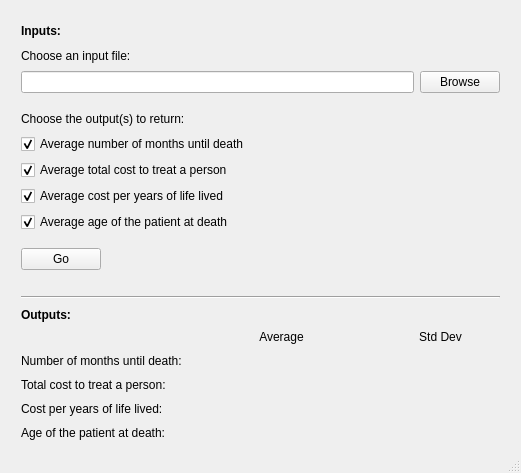
Before: the Qt Designer form mainwindow.ui in esurface/OutputAverages, drawn with Qt 5.
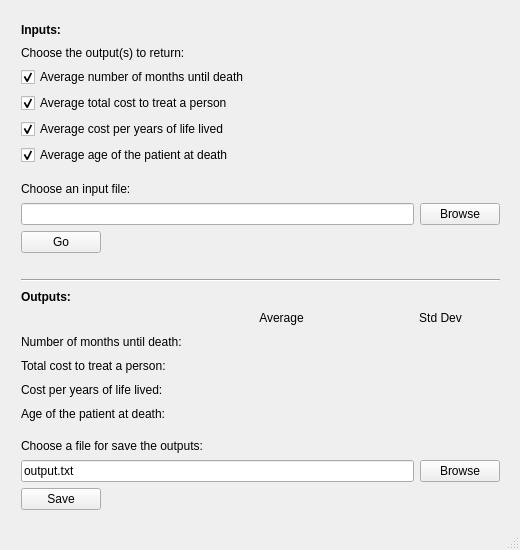
After: the same form once the commit is applied.

Diff of the .ui file:
```diff
--- a/mainwindow.ui
+++ b/mainwindow.ui
@@ -6,8 +6,8 @@
    <rect>
     <x>0</x>
     <y>0</y>
-    <width>521</width>
-    <height>473</height>
+    <width>520</width>
+    <height>550</height>
    </rect>
   </property>
   <property name="sizePolicy">
@@ -16,6 +16,18 @@
     <verstretch>0</verstretch>
    </sizepolicy>
   </property>
+  <property name="minimumSize">
+   <size>
+    <width>520</width>
+    <height>550</height>
+   </size>
+  </property>
+  <property name="maximumSize">
+   <size>
+    <width>520</width>
+    <height>550</height>
+   </size>
+  </property>
   <property name="windowTitle">
    <string>Output Averages</string>
   </property>
@@ -26,7 +38,7 @@
       <x>10</x>
       <y>10</y>
       <width>501</width>
-      <height>441</height>
+      <height>511</height>
      </rect>
     </property>
     <layout class="QVBoxLayout" name="verticalLayout">
@@ -43,43 +55,6 @@
        </property>
       </widget>
      </item>
-     <item>
-      <widget class="QLabel" name="label">
-       <property name="text">
-        <string>Choose an input file:</string>
-       </property>
-      </widget>
-     </item>
-     <item>
-      <layout class="QHBoxLayout" name="horizontalLayout">
-       <item>
-        <widget class="QLineEdit" name="fileLabel"/>
-       </item>
-       <item>
-        <widget class="QPushButton" name="browseButton">
-         <property name="text">
-          <string>Browse</string>
-         </property>
-        </widget>
-       </item>
-      </layout>
-     </item>
-     <item>
-      <spacer name="verticalSpacer_3">
-       <property name="orientation">
-        <enum>Qt::Vertical</enum>
-       </property>
-       <property name="sizeType">
-        <enum>QSizePolicy::Fixed</enum>
-       </property>
-       <property name="sizeHint" stdset="0">
-        <size>
-         <width>20</width>
-         <height>10</height>
-        </size>
-       </property>
-      </spacer>
-     </item>
      <item>
       <widget class="QLabel" name="label_2">
        <property name="text">
@@ -143,6 +118,27 @@
        </property>
       </spacer>
      </item>
+     <item>
+      <widget class="QLabel" name="label">
+       <property name="text">
+        <string>Choose an input file:</string>
+       </property>
+      </widget>
+     </item>
+     <item>
+      <layout class="QHBoxLayout" name="horizontalLayout">
+       <item>
+        <widget class="QLineEdit" name="inputFileLabel"/>
+       </item>
+       <item>
+        <widget class="QPushButton" name="inputBrowseButton">
+         <property name="text">
+          <string>Browse</string>
+         </property>
+        </widget>
+       </item>
+      </layout>
+     </item>
      <item>
       <layout class="QHBoxLayout" name="horizontalLayout_3">
        <property name="topMargin">
@@ -344,6 +340,74 @@
        </item>
       </layout>
      </item>
+     <item>
+      <spacer name="verticalSpacer_6">
+       <property name="orientation">
+        <enum>Qt::Vertical</enum>
+       </property>
+       <property name="sizeType">
+        <enum>QSizePolicy::Fixed</enum>
+       </property>
+       <property name="sizeHint" stdset="0">
+        <size>
+         <width>20</width>
+         <height>10</height>
+        </size>
+       </property>
+      </spacer>
+     </item>
+     <item>
+      <widget class="QLabel" name="label_11">
+       <property name="text">
+        <string>Choose a file for save the outputs:</string>
+       </property>
+      </widget>
+     </item>
+     <item>
+      <layout class="QHBoxLayout" name="horizontalLayout_4">
+       <item>
+        <widget class="QLineEdit" name="outputFileLabel">
+         <property name="text">
+          <string>output.txt</string>
+         </property>
+        </widget>
+       </item>
+       <item>
+        <widget class="QPushButton" name="outputBrowseButton">
+         <property name="text">
+          <string>Browse</string>
+         </property>
+        </widget>
+       </item>
+      </layout>
+     </item>
+     <item>
+      <layout class="QHBoxLayout" name="horizontalLayout_5">
+       <property name="topMargin">
+        <number>0</number>
+       </property>
+       <item>
+        <widget class="QPushButton" name="saveButton">
+         <property name="text">
+          <string>Save</string>
+         </property>
+        </widget>
+       </item>
+       <item>
+        <spacer name="horizontalSpacer_3">
+         <property name="orientation">
+          <enum>Qt::Horizontal</enum>
+         </property>
+         <property name="sizeHint" stdset="0">
+          <size>
+           <width>40</width>
+           <height>20</height>
+          </size>
+         </property>
+        </spacer>
+       </item>
+      </layout>
+     </item>
     </layout>
    </widget>
   </widget>
```
Left out of the diff: 40 changed lines with no effect on the pictures.
